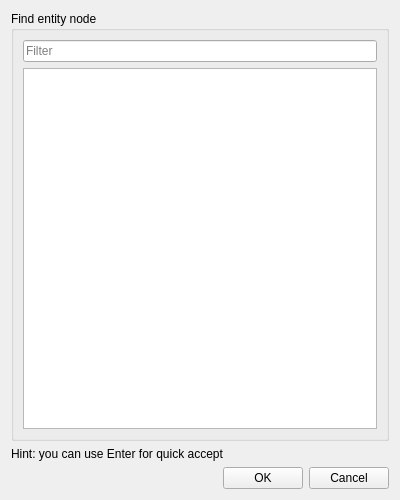
The window that editor/gui/dlgfindentity.ui (ensisoft/detonator) describes before a commit, drawn with Qt 5.
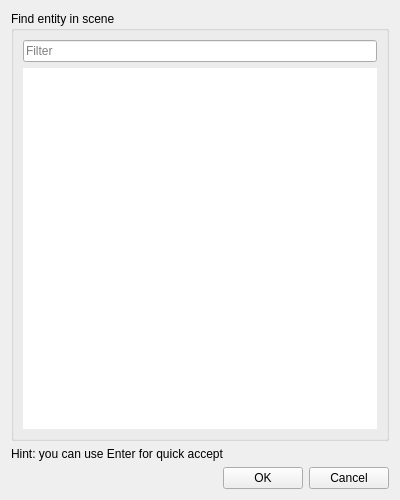
The same window after the commit. Icons and pictures are not drawn.

Commit message:
Refactor and update scene widget UI in the editor
Refactor and update scene widget UI in the editor.

- Shove the viewport transformation into the options panel under
  the viewport and hide it by default. Add a button to show/hide it.
- Update and reword some action buttons, tool tips etc.
- Combine the entity placement actions into a single tool bar action.
- Add initial instructions when there is no content in the scene.

What changed in the file:
```diff
--- a/editor/gui/dlgfindentity.ui
+++ b/editor/gui/dlgfindentity.ui
@@ -21,7 +21,7 @@
    <item>
     <widget class="QGroupBox" name="groupBox">
      <property name="title">
-      <string>Find entity node</string>
+      <string>Find entity in scene</string>
      </property>
      <layout class="QVBoxLayout" name="verticalLayout">
       <item>
@@ -33,6 +33,9 @@
       </item>
       <item>
        <widget class="QTableView" name="tableView">
+        <property name="frameShape">
+         <enum>QFrame::NoFrame</enum>
+        </property>
         <property name="selectionMode">
          <enum>QAbstractItemView::SingleSelection</enum>
         </property>
```
The commit also changes 7 other files.
